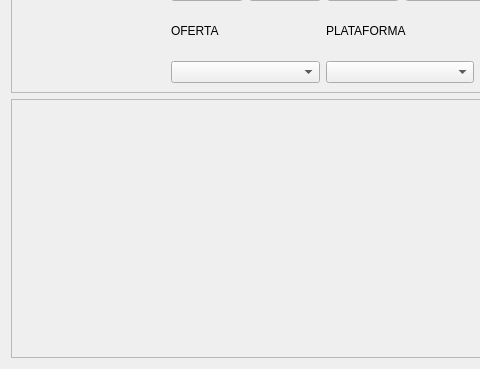
Before: the Qt Designer form src/ui_files/add_class.ui in CornelioEmbedded/GUI_Horarios, drawn with Qt 5; both pictures show x 0 to 480 and y 178 to 547 of the 800 by 547 pixel window.
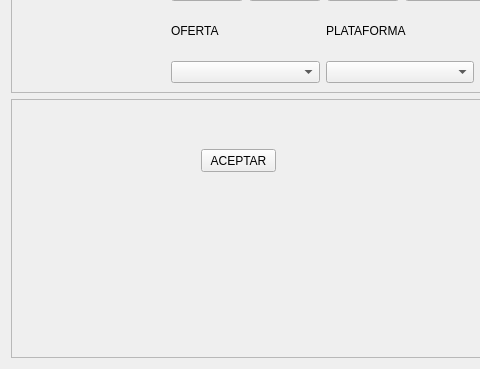
After: the same form once the commit is applied.

Commit message: make dict from data input

What changed in the file:
```diff
--- a/src/ui_files/add_class.ui
+++ b/src/ui_files/add_class.ui
@@ -302,6 +302,19 @@
        <property name="frameShadow">
         <enum>QFrame::Raised</enum>
        </property>
+       <widget class="QPushButton" name="accept">
+        <property name="geometry">
+         <rect>
+          <x>190</x>
+          <y>50</y>
+          <width>75</width>
+          <height>23</height>
+         </rect>
+        </property>
+        <property name="text">
+         <string>ACEPTAR</string>
+        </property>
+       </widget>
       </widget>
      </item>
     </layout>
```
Left out of the diff: 4 changed lines with no effect on the pictures. The commit also changes 2 other files.
